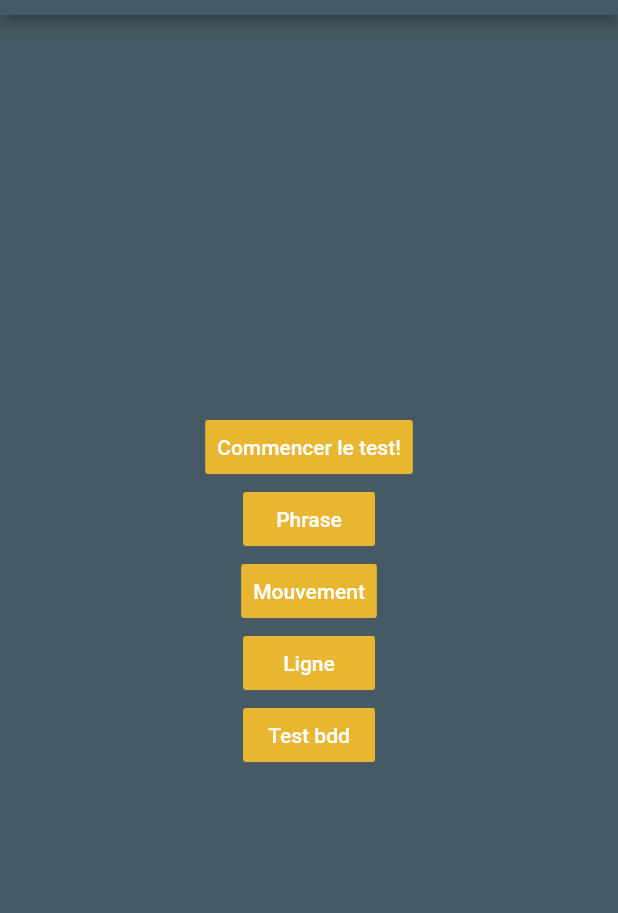
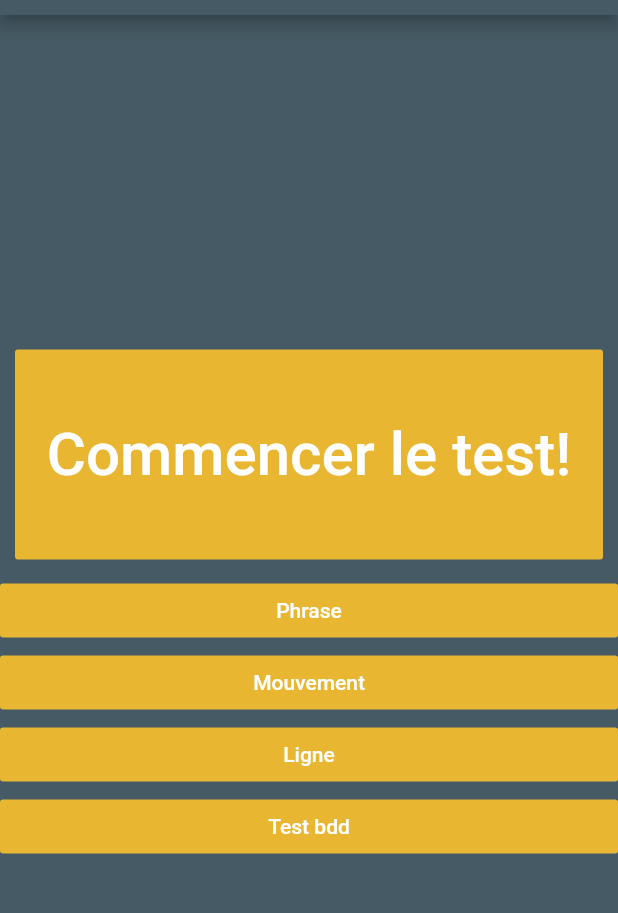
Before and after one commit to CamilleLeRoux/ELIM2019-20, a Flutter app: the screen it shows after launch, on a phone screen of 412 x 824 dp, the part 69-982 px from its top. Run offline on Flutter 3.47's test engine with Material 2 defaults, Android fonts, the phone set to English and light mode, and no system bars; our stand-ins replace cloud_firestore, flutter_datetime_picker, sensors; accounts and stored records are empty.

Commit message:
#17 score ne crash plus et main gros bouton pour commencer le test

```diff
--- a/front/lib/main.dart
+++ b/front/lib/main.dart
@@ -74,9 +74,11 @@ class _MyHomePageState extends State<MyHomePage> {
       body: Center(
         child: Column(
           mainAxisAlignment: MainAxisAlignment.center,
+          crossAxisAlignment: CrossAxisAlignment.stretch,
           children: <Widget>[
 
-            FlatButton(
+            Container(
+            child:FlatButton(
                 color: PrimaryAssentColor,
                 textColor: Colors.white,
                 disabledColor: Colors.grey,
@@ -85,15 +87,18 @@ class _MyHomePageState extends State<MyHomePage> {
                 splashColor: Colors.blueGrey[100],
                 onPressed: () {
                   Navigator.push(context,
-                    MaterialPageRoute(
-                        builder: (context) => EndOk()
-                        //builder: (context) => StateQuizz().getNextTest("main")
+                      MaterialPageRoute(builder: (context) => StateQuizz().getNextTest("main")
                       )
                   );
                 },
                 child: Text(
                   "Commencer le test!",
+                  style: TextStyle(fontSize: 40.0),
+                  textAlign: TextAlign.center,
                 ),
+              ),
+              height: 140,
+              margin: EdgeInsets.fromLTRB(10.0, 20.0, 10.0, 10.0),
             ),
             FlatButton(
               color: PrimaryAssentColor,
```
Also changed, not shown: front/lib/Sentence/sentence.dart (+4 -4 lines), front/lib/endOk.dart (+4 -38 lines). Lines whose indentation alone changed are shown as unchanged.
